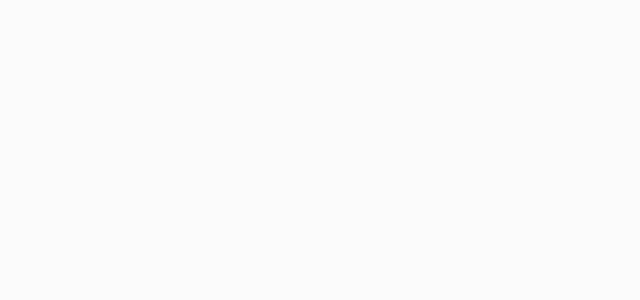
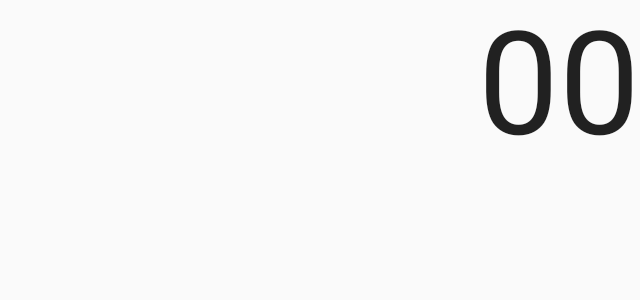
Before and after one commit to lisegt/EscapeGame, an Android app built with Jetpack Compose: the hall_accueil screen opened through its navigation route, on a phone screen of 824 x 412 dp (held sideways). Before the commit the part shown is empty. Shown: the top 300 px of the screen, without its empty margins (596-1236 px from the left). Run offline under Robolectric (Android 15) with nearby library versions, the phone set to English and light mode, and no system bars.

Commit message:
ebauche chrono secondes

```diff
--- a/app/src/main/java/com/example/escapegame/MainActivity.kt
+++ b/app/src/main/java/com/example/escapegame/MainActivity.kt
@@ -3,6 +3,7 @@ package com.example.escapegame
 import android.os.Bundle
 import androidx.activity.ComponentActivity
 import androidx.activity.compose.setContent
+import androidx.compose.animation.ExperimentalAnimationApi
 import androidx.compose.foundation.layout.*
 import androidx.compose.material.Button
 import androidx.compose.material.MaterialTheme
@@ -26,6 +27,8 @@ import androidx.navigation.compose.rememberNavController
 import com.example.escapegame.ui.theme.EscapeGameTheme
 
 class MainActivity : ComponentActivity() {
+
+    @OptIn(ExperimentalAnimationApi::class)
     override fun onCreate(savedInstanceState: Bundle?) {
         super.onCreate(savedInstanceState)
         setContent {
@@ -54,6 +57,7 @@ class MainActivity : ComponentActivity() {
         }
     }
 }
+@ExperimentalAnimationApi
 @Composable
 fun MyAppNavHost(
     modifier: Modifier = Modifier,
@@ -96,6 +100,7 @@ fun MyApp(modifier: Modifier = Modifier, navController: NavController){
 
 
 @Preview(showBackground = true, widthDp = 320, heightDp = 320)
+@ExperimentalAnimationApi
 @Composable
 fun OnboardingPreview() {
     EscapeGameTheme {
@@ -115,6 +120,7 @@ fun GreetingsPreview() {
 
 @Preview(showBackground = true, name = "Text Preview", widthDp = 320)
 @Composable
+@ExperimentalAnimationApi
 fun MyAppPreview() {
     EscapeGameTheme {
         MyAppNavHost(Modifier.fillMaxSize())
--- /dev/null
+++ b/app/src/main/java/com/example/escapegame/MainViewModel.kt
@@ -0,0 +1,19 @@
+package com.example.escapegame
+
+import androidx.compose.runtime.mutableStateOf
+import androidx.lifecycle.ViewModel
+import kotlinx.coroutines.delay
+import kotlinx.coroutines.flow.asFlow
+import kotlinx.coroutines.flow.map
+import kotlinx.coroutines.flow.onEach
+import java.util.Timer
+import kotlin.time.Duration
+
+class MainViewModel : ViewModel() {
+
+    var seconds = (0..100)
+        .asSequence()
+        .asFlow()
+        .map { if (it in 0..9) "0$it" else it }
+        .onEach { delay(1000) }
+}
--- a/app/src/main/java/com/example/escapegame/hall_accueil.kt
+++ b/app/src/main/java/com/example/escapegame/hall_accueil.kt
@@ -1,16 +1,55 @@
 package com.example.escapegame
 
+import androidx.compose.animation.*
+import androidx.compose.animation.core.tween
+import androidx.compose.foundation.layout.Arrangement
+import androidx.compose.foundation.layout.Column
+import androidx.compose.foundation.layout.fillMaxSize
+import androidx.compose.material.MaterialTheme
+import androidx.compose.material.Text
 import androidx.compose.runtime.Composable
+import androidx.compose.runtime.collectAsState
+import androidx.compose.runtime.getValue
+import androidx.compose.ui.Alignment
 import androidx.compose.ui.Modifier
+import androidx.compose.ui.text.TextStyle
+import androidx.compose.ui.text.style.TextAlign
 import androidx.compose.ui.tooling.preview.Preview
+import androidx.lifecycle.viewmodel.compose.viewModel
 import androidx.navigation.compose.rememberNavController
 import com.example.escapegame.ui.theme.EscapeGameTheme
 
-fun pageHallAccueil() {
+@ExperimentalAnimationApi
+@Composable
+fun pageHallAccueil(mainViewModel: MainViewModel = viewModel()) {
+    val seconds by mainViewModel.seconds.collectAsState(initial = "00")
 
+    Column(
+        modifier = Modifier.fillMaxSize(),
+        verticalArrangement = Arrangement.Top,
+        horizontalAlignment = Alignment.End
+    ) {
+        AnimatedContent(
+            targetState = seconds,
+            transitionSpec ={
+                addAnimation().using(SizeTransform(clip = true))
+            }
+        ) { targetCount ->
+            Text(
+                text = "$targetCount",
+                style = TextStyle(fontSize = MaterialTheme.typography.h1.fontSize),
+                textAlign = TextAlign.Center
+            )
+        }
+    }
+}
+@ExperimentalAnimationApi
+fun addAnimation(duration: Int = 800): ContentTransform {
+    return slideInVertically(animationSpec = tween(duration)) { height -> height } + fadeIn(animationSpec = tween(durationMillis = duration)) with slideOutVertically(animationSpec = tween(durationMillis = duration)) {height -> -height} + fadeOut(animationSpec = tween(durationMillis = duration))
 }
 
 @Preview(showBackground = true, widthDp = 320, heightDp = 320)
+@ExperimentalAnimationApi
 @Composable
 fun HallAccueilPreview() {
     EscapeGameTheme {
```
